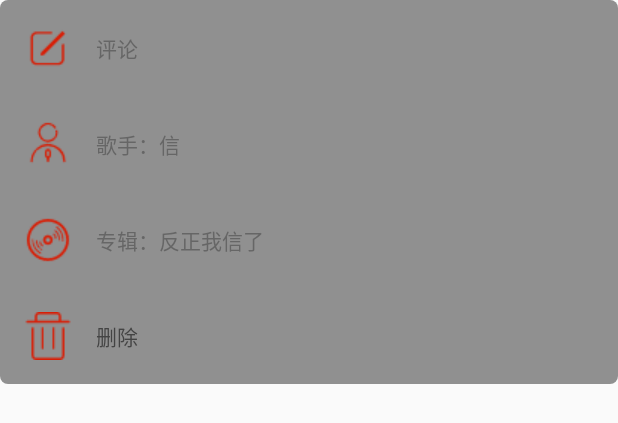
After one commit to Xiong-JiaHao/SHIN_Music, an Android app: the layout dialog_content_circle_inplay.xml on its own in the app's theme, with its tools: preview values and no code run, on a phone screen of 412 x 824 dp. The commit adds this screen. Shown: the top 423 px of the screen. Run offline under Robolectric (Android 15) with nearby library versions, the phone set to English and light mode, and no system bars.

Commit message:
更新播放音乐相关

```diff
--- a/app/src/main/java/com/gin/xjh/shin_music/adapter/musicRecyclerViewAdapter.java
+++ b/app/src/main/java/com/gin/xjh/shin_music/adapter/musicRecyclerViewAdapter.java
@@ -49,6 +49,7 @@ public class musicRecyclerViewAdapter extends RecyclerView.Adapter<musicRecycler
     private void showbottomDialog() {
         Dialog bottomDialog = new Dialog(context, R.style.BottomDialog);
         View contentView = LayoutInflater.from(context).inflate(R.layout.dialog_content_circle, null);
+        bottomDialog.setCanceledOnTouchOutside(true);
         TextView ic_comment = contentView.findViewById(R.id.ic_comment);
         ic_comment.setOnClickListener(new View.OnClickListener() {
             @Override
--- a/app/src/main/java/com/gin/xjh/shin_music/fragment/Fragment_Local.java
+++ b/app/src/main/java/com/gin/xjh/shin_music/fragment/Fragment_Local.java
@@ -77,7 +77,10 @@ public class Fragment_Local extends Fragment {
                 String SingerName = cursor.getString(cursor.getColumnIndex(MediaStore.Audio.Media.ARTIST));
                 String AlbumName = cursor.getString(cursor.getColumnIndex(MediaStore.Audio.Media.ALBUM));
                 String Url = cursor.getString(cursor.getColumnIndex(MediaStore.Audio.Media.DATA));
-                mSongList.add(new Song(SongName, SingerName, AlbumName, Url));
+                String AlbumId = cursor.getString(cursor.getColumnIndex(MediaStore.Audio.Media.ALBUM_ID));
+                Song song = new Song(SongName, SingerName, AlbumName, Url);
+                song.setSongTime(cursor.getLong(cursor.getColumnIndex(MediaStore.Audio.Media.DURATION)));
+                mSongList.add(song);
             }
         }
         cursor.close();
--- /dev/null
+++ b/app/src/main/res/layout/dialog_content_circle_inplay.xml
@@ -0,0 +1,64 @@
+<?xml version="1.0" encoding="utf-8"?>
+<LinearLayout xmlns:android="http://schemas.android.com/apk/res/android"
+    android:layout_width="match_parent"
+    android:layout_height="wrap_content"
+    android:background="@drawable/btn_gray"
+    android:orientation="vertical">
+
+    <TextView
+        android:id="@+id/ic_comment"
+        android:layout_width="match_parent"
+        android:layout_height="wrap_content"
+        android:background="?android:attr/selectableItemBackground"
+        android:clickable="false"
+        android:drawableLeft="@drawable/ic_comment"
+        android:drawablePadding="16dp"
+        android:gravity="center_vertical"
+        android:padding="16dp"
+        android:text="评论"
+        android:textColor="@color/UnCheck"
+        android:textSize="14sp" />
+
+    <TextView
+        android:id="@+id/ic_singer"
+        android:layout_width="match_parent"
+        android:layout_height="wrap_content"
+        android:background="?android:attr/selectableItemBackground"
+        android:clickable="false"
+        android:drawableLeft="@drawable/ic_singer"
+        android:drawablePadding="16dp"
+        android:gravity="center_vertical"
+        android:padding="16dp"
+        android:text="歌手：信"
+        android:textColor="@color/UnCheck"
+        android:textSize="14sp" />
+
+    <TextView
+        android:id="@+id/ic_album"
+        android:layout_width="match_parent"
+        android:layout_height="wrap_content"
+        android:background="?android:attr/selectableItemBackground"
+        android:clickable="false"
+        android:drawableLeft="@drawable/ic_album"
+        android:drawablePadding="16dp"
+        android:gravity="center_vertical"
+        android:padding="16dp"
+        android:text="专辑：反正我信了"
+        android:textColor="@color/UnCheck"
+        android:textSize="14sp" />
+
+
+    <TextView
+        android:id="@+id/ic_delete"
+        android:layout_width="match_parent"
+        android:layout_height="wrap_content"
+        android:background="?android:attr/selectableItemBackground"
+        android:clickable="true"
+        android:drawableLeft="@drawable/ic_delete"
+        android:drawablePadding="16dp"
+        android:gravity="center_vertical"
+        android:padding="16dp"
+        android:text="删除"
+        android:textColor="@color/Check"
+        android:textSize="14sp" />
+</LinearLayout>
```
Also changed, not shown: app/src/main/java/com/gin/xjh/shin_music/bean/Song.java (+9 -0 lines), app/src/main/java/com/gin/xjh/shin_music/music_play_Activity.java (+11 -1 lines), app/src/main/java/com/gin/xjh/shin_music/util/MusicUtil.java (added, +51 -0 lines).
